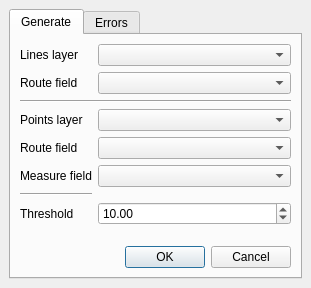
Above: lrs/ui_lrsdockwidget.ui from blazek/lrs before the change. Below: the same form after it.
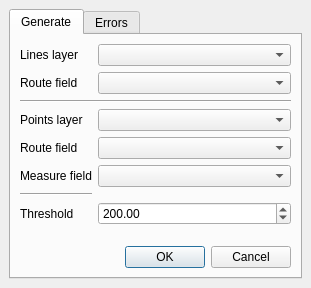
That is the form after the change. The open tabs and pages were chosen to show the change.

```diff
--- a/lrs/ui_lrsdockwidget.ui
+++ b/lrs/ui_lrsdockwidget.ui
@@ -107,7 +107,7 @@
              <double>1000000.000000000000000</double>
             </property>
             <property name="value">
-             <double>10.000000000000000</double>
+             <double>200.000000000000000</double>
             </property>
            </widget>
           </item>
```
